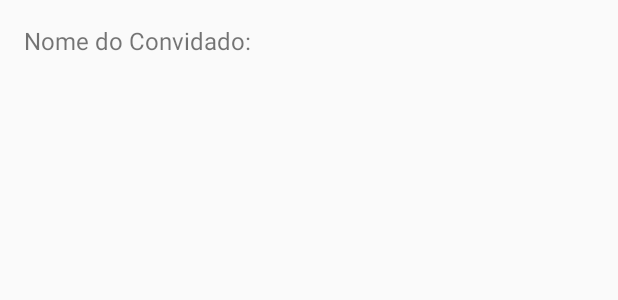
After one commit to lion772/GuestsApp, an Android app: the layout row_guest.xml on its own in the app's theme, with its tools: preview values and no code run, on a phone screen of 412 x 824 dp. The commit adds this screen. Shown: the top 300 px of the screen. Run offline under Robolectric (Android 15) with nearby library versions, the phone set to English and light mode, and no system bars.

Commit message:
adicionando xml row_guest e preenchendo o GuestAdapter e o GuestViewHolder

```diff
--- /dev/null
+++ b/app/src/main/res/layout/row_guest.xml
@@ -0,0 +1,16 @@
+<?xml version="1.0" encoding="utf-8"?>
+<LinearLayout
+    xmlns:android="http://schemas.android.com/apk/res/android"
+    android:layout_width="match_parent"
+    android:layout_height="match_parent"
+    android:orientation="vertical">
+
+    <TextView
+        android:id="@+id/text_name"
+        android:layout_width="wrap_content"
+        android:layout_height="wrap_content"
+        android:text="Nome do Convidado:"
+        android:padding="16dp"
+        android:textSize="16sp"/>
+
+</LinearLayout>
```
Also changed, not shown: app/src/main/java/com/example/convidados/view/adapter/GuestAdapter.kt (+16 -3 lines), app/src/main/java/com/example/convidados/view/viewholder/GuestViewHolder.kt (+12 -0 lines).
